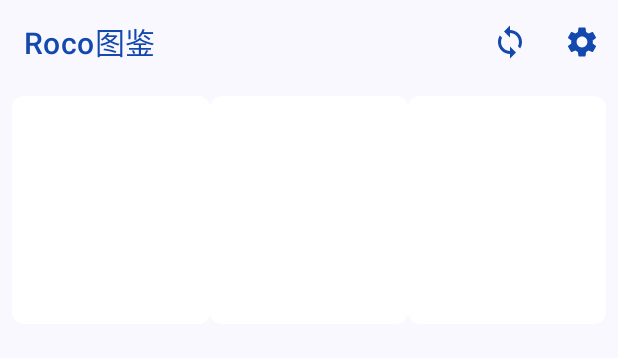
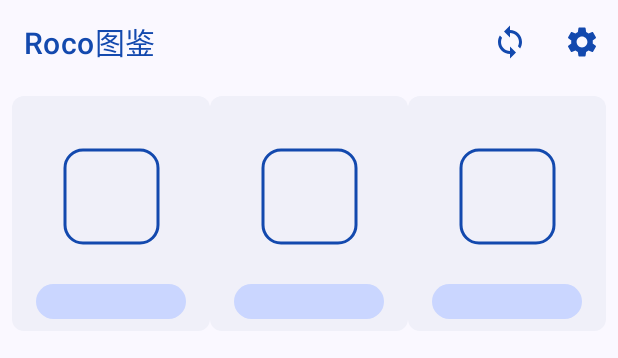
Before and after one commit to roco-kindom/roco-picture-book, an Android app: the layout activity_main.xml on its own in the app's theme, with its tools: preview values and no code run, on a phone screen of 412 x 824 dp. Shown: the top 358 px of the screen. Run offline under Robolectric (Android 15) with nearby library versions, the phone set to English and light mode, and no system bars.

Commit message:
update: 精灵列表样式调整

```diff
--- /dev/null
+++ b/app/src/main/res/drawable/shape_inverse_on_surface_corner_8.xml
@@ -0,0 +1,5 @@
+<?xml version="1.0" encoding="utf-8"?>
+<shape xmlns:android="http://schemas.android.com/apk/res/android">
+    <solid android:color="@color/dimo_md_theme_inverseOnSurface"/>
+    <corners android:radius="8dp"/>
+</shape>
--- a/app/src/main/res/drawable/shape_white_corner_8.xml
+++ b/app/src/main/res/drawable/shape_secondary_container_corner_16.xml
@@ -1,5 +1,5 @@
 <?xml version="1.0" encoding="utf-8"?>
 <shape xmlns:android="http://schemas.android.com/apk/res/android">
-    <solid android:color="@color/white"/>
-    <corners android:radius="8dp"/>
+    <solid android:color="@color/dimo_md_theme_secondaryContainer"/>
+    <corners android:radius="16dp"/>
 </shape>
--- a/app/src/main/res/layout/item_spirit.xml
+++ b/app/src/main/res/layout/item_spirit.xml
@@ -2,43 +2,15 @@
 <androidx.constraintlayout.widget.ConstraintLayout xmlns:android="http://schemas.android.com/apk/res/android"
     android:layout_width="match_parent"
     android:layout_height="wrap_content"
-    android:paddingVertical="8dp"
-    android:background="@drawable/shape_white_corner_8"
+    android:padding="8dp"
+    android:background="@drawable/shape_inverse_on_surface_corner_8"
     xmlns:app="http://schemas.android.com/apk/res-auto"
     xmlns:tools="http://schemas.android.com/tools">
 
-    <com.google.android.material.imageview.ShapeableImageView
-        android:id="@+id/ivAvatar"
-        app:shapeAppearance="@style/ShapeImageView12dp"
+    <LinearLayout
+        android:id="@+id/llProperties"
+        android:gravity="center"
         app:layout_constraintTop_toTopOf="parent"
-        app:layout_constraintStart_toStartOf="parent"
-        app:layout_constraintEnd_toEndOf="parent"
-        android:layout_width="64dp"
-        android:layout_height="64dp"/>
-
-    <TextView
-        android:id="@+id/tvID"
-        android:textSize="12sp"
-        android:gravity="center"
-        app:layout_constraintTop_toBottomOf="@+id/ivAvatar"
-        android:layout_marginTop="8dp"
-        android:layout_width="match_parent"
-        android:layout_height="wrap_content"/>
-
-    <TextView
-        android:id="@+id/tvName"
-        android:gravity="center"
-        android:layout_marginTop="2dp"
-        app:layout_constraintTop_toBottomOf="@+id/tvID"
-        android:maxLines="2"
-        android:ellipsize="end"
-        android:layout_width="match_parent"
-        android:layout_height="wrap_content"/>
-
-    <LinearLayout
-        android:gravity="center"
-        android:layout_marginTop="8dp"
-        app:layout_constraintTop_toBottomOf="@+id/tvName"
         android:layout_width="match_parent"
         android:layout_height="wrap_content">
 
@@ -55,4 +27,41 @@
             android:layout_width="18dp"
             android:layout_height="18dp"/>
     </LinearLayout>
+
+    <com.google.android.material.imageview.ShapeableImageView
+        android:id="@+id/ivAvatar"
+        android:layout_marginTop="8dp"
+        app:strokeColor="@color/dimo_md_theme_primary"
+        app:strokeWidth="2dp"
+        android:padding="2dp"
+        app:shapeAppearance="@style/ShapeImageView12dp"
+        app:layout_constraintTop_toBottomOf="@+id/llProperties"
+        app:layout_constraintStart_toStartOf="parent"
+        app:layout_constraintEnd_toEndOf="parent"
+        android:layout_width="66dp"
+        android:layout_height="66dp"/>
+
+    <TextView
+        android:id="@+id/tvID"
+        android:textColor="@color/dimo_md_theme_primary"
+        android:textSize="11sp"
+        android:gravity="center"
+        app:layout_constraintTop_toBottomOf="@+id/ivAvatar"
+        android:layout_marginTop="8dp"
+        android:layout_width="match_parent"
+        android:layout_height="wrap_content"/>
+
+    <TextView
+        android:id="@+id/tvName"
+        android:layout_marginHorizontal="8dp"
+        android:background="@drawable/shape_secondary_container_corner_16"
+        android:gravity="center"
+        android:textColor="@color/dimo_md_theme_primary"
+        android:paddingVertical="2dp"
+        android:layout_marginTop="2dp"
+        app:layout_constraintTop_toBottomOf="@+id/tvID"
+        android:maxLines="1"
+        android:ellipsize="end"
+        android:layout_width="match_parent"
+        android:layout_height="wrap_content"/>
 </androidx.constraintlayout.widget.ConstraintLayout>
```
